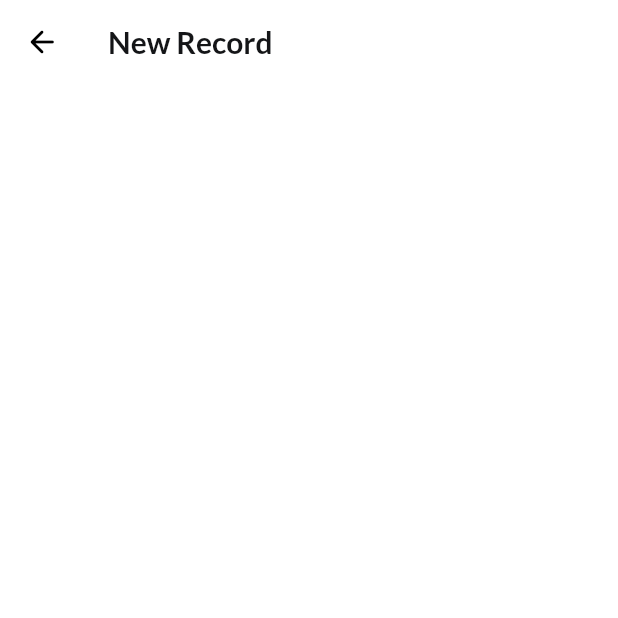
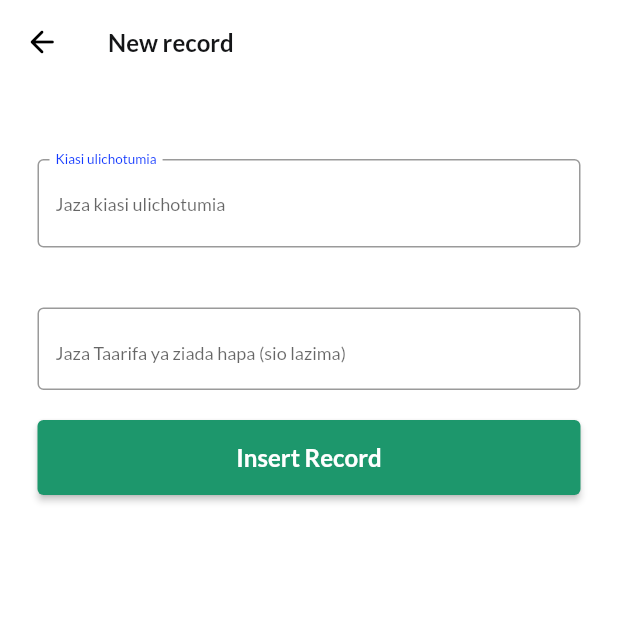
Before and after one commit to ProsperChihimba/agroapp, a Flutter app: the AddRecord screen opened directly, on a phone screen of 412 x 824 dp, the top half of it. Run offline on Flutter 3.47's test engine with Material 2 defaults, Android fonts, the phone set to English and light mode, and no system bars; our stand-ins replace gap, google_fonts.

Commit message:
Update: add input fields in add record page

```diff
--- a/lib/Pages/AddRecord/index.dart
+++ b/lib/Pages/AddRecord/index.dart
@@ -17,9 +17,9 @@ class _AddRecordState extends State<AddRecord> {
         backgroundColor: Colors.white,
         elevation: 0,
         title: Text(
-          'New Record',
+          'New record',
           style: GoogleFonts.lato(
-              fontSize: 20,
+              fontSize: 16,
               fontWeight: FontWeight.w700,
               color: const Color(0xff141517)),
         ),
@@ -32,6 +32,90 @@ class _AddRecordState extends State<AddRecord> {
           color: const Color(0xff000000),
         ),
       ),
+      body: SingleChildScrollView(
+        child: Center(
+          child: Padding(
+            padding: const EdgeInsets.fromLTRB(25.0, 50.0, 25.0, 0),
+            child: Form(
+              child: Column(
+                children: [
+                  Container(
+                    child: TextFormField(
+                      validator: (value) {
+                        if (value == null || value.isEmpty) {
+                          return "Tafadhali jaza kiasi ulichopokea";
+                        }
+                        return null;
+                      },
+                      keyboardType: TextInputType.number,
+                      decoration: InputDecoration(
+                        labelText: "Kiasi ulichotumia",
+                        floatingLabelBehavior: FloatingLabelBehavior.always,
+                        labelStyle: GoogleFonts.lato(
+                          fontWeight: FontWeight.w500,
+                          fontSize: 12,
+                          color: Color(0xff143AFF),
+                        ),
+                        errorBorder: OutlineInputBorder(
+                            borderSide: BorderSide(color: Color(0xff9A9A9A))),
+                        border: OutlineInputBorder(
+                            borderSide: BorderSide(color: Color(0xff9A9A9A))),
+                        hintText: 'Jaza kiasi ulichotumia',
+                        hintStyle: GoogleFonts.lato(
+                            fontSize: 12, fontWeight: FontWeight.w400),
+                        focusedBorder: OutlineInputBorder(
+                            borderSide: BorderSide(color: Color(0xff9A9A9A))),
+                        enabledBorder: OutlineInputBorder(
+                            borderSide: BorderSide(color: Color(0xff9A9A9A))),
+                      ),
+                    ),
+                  ),
+                  const SizedBox(
+                    height: 40,
+                  ),
+                  Container(
+                    height: 55,
+                    child: TextField(
+                      decoration: InputDecoration(
+                        hintText: 'Jaza Taarifa ya ziada hapa (sio lazima)',
+                        hintStyle: GoogleFonts.lato(
+                            fontSize: 12, fontWeight: FontWeight.w400),
+                        focusedBorder: OutlineInputBorder(
+                            borderSide: BorderSide(color: Color(0xff9A9A9A))),
+                        enabledBorder: OutlineInputBorder(
+                            borderSide: BorderSide(color: Color(0xff9A9A9A))),
+                      ),
+                    ),
+                  ),
+
+                  // Button
+                  const SizedBox(
+                    height: 20,
+                  ),
+
+                  Container(
+                    height: 50,
+                    decoration:
+                        BoxDecoration(borderRadius: BorderRadius.circular(5)),
+                    child: ElevatedButton(
+                        onPressed: () {},
+                        style: ButtonStyle(
+                          backgroundColor:
+                              MaterialStateProperty.all(Color(0xff1D976C)),
+                        ),
+                        child: Center(
+                            child: Text(
+                          'Insert Record',
+                          style: GoogleFonts.lato(
+                              fontWeight: FontWeight.w700, fontSize: 16),
+                        ))),
+                  )
+                ],
+              ),
+            ),
+          ),
+        ),
+      ),
     );
   }
 }
--- a/lib/Pages/MainPage/ReportButtons.dart
+++ b/lib/Pages/MainPage/ReportButtons.dart
@@ -1,3 +1,4 @@
+import 'package:agroapp/Pages/AddRecord/index.dart';
 import 'package:flutter/material.dart';
 import 'package:google_fonts/google_fonts.dart';
 
@@ -10,6 +11,13 @@ class ReportButtons extends StatelessWidget {
       mainAxisAlignment: MainAxisAlignment.spaceBetween,
       children: [
         Expanded(
+          child: InkWell(
+            onTap: () {
+              Navigator.of(context)
+                  .push(MaterialPageRoute(builder: (BuildContext context) {
+                return const AddRecord();
+              }));
+            },
             child: Container(
               padding: const EdgeInsets.all(12),
               decoration: BoxDecoration(
@@ -38,6 +46,7 @@ class ReportButtons extends StatelessWidget {
                     ],
                   ),
                 ],
+              ),
             ),
           ),
         ),
```
Lines whose indentation alone changed are shown as unchanged.
